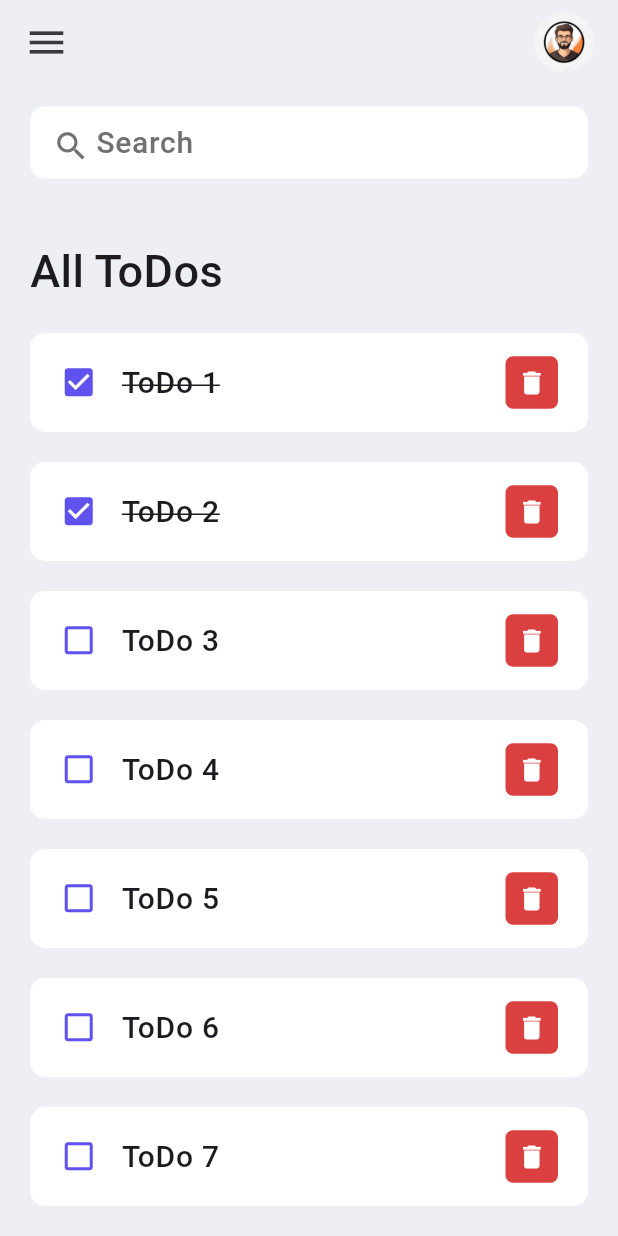
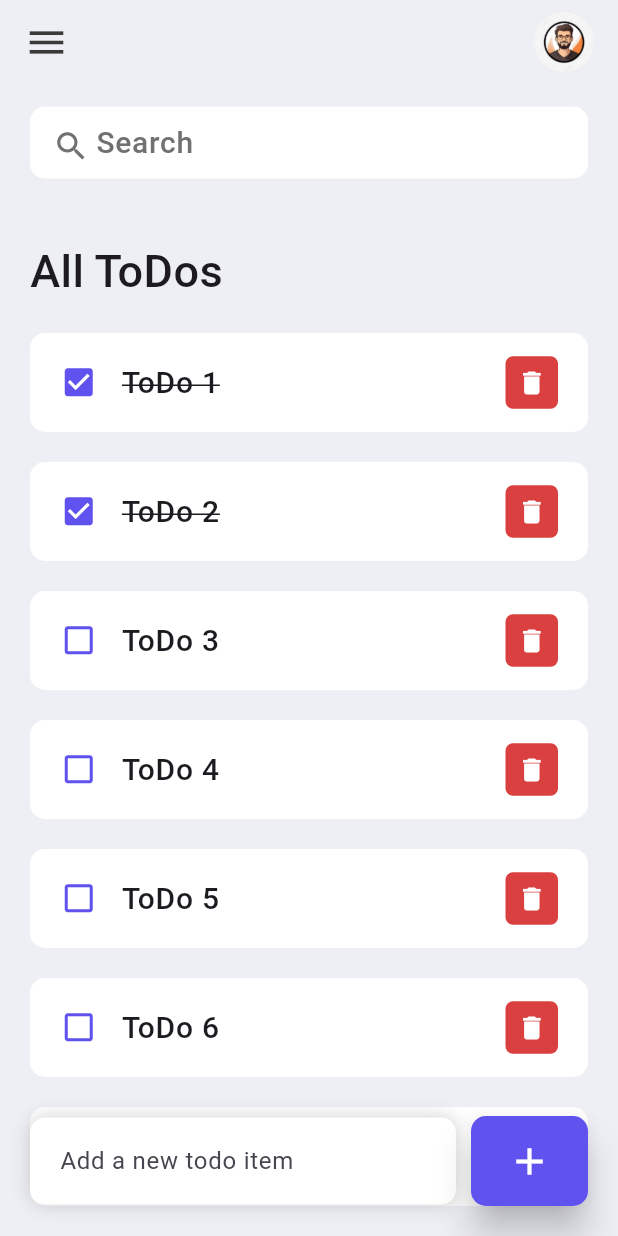
Before and after one commit to HaQuangDuy3004/todo_app, a Flutter app: the screen it shows after launch, on a phone screen of 412 x 824 dp. Run offline on Flutter 3.47's test engine with Material 3 defaults, Android fonts, the phone set to English and light mode, and no system bars.

Commit message:
create add new todo item

```diff
--- a/lib/screens/home.dart
+++ b/lib/screens/home.dart
@@ -4,8 +4,14 @@ import 'package:todo_app/widgets/todo_item.dart';
 
 import '../models/todo.dart';
 
-class Home extends StatelessWidget{
-  Home({super.key});
+class Home extends StatefulWidget{
+  const Home({super.key});
+
+  @override
+  State<Home> createState() => _HomeState();
+}
+
+class _HomeState extends State<Home> {
   final todoList = ToDo.todoList();
 
   @override
@@ -15,12 +21,16 @@ class Home extends StatelessWidget{
         backgroundColor: tdBGColor,
         appBar: _buildAppBar(),
         //Main Content
-        body: Container(
+        body: Stack(
+          children: [
+            //Main content
+            Container(
               padding: EdgeInsets.symmetric(horizontal: 20, vertical: 15),
               child: Column(
                 children: [
             // Input search
                   searchBox(),
+            //List todo
                   Expanded(
                     child: ListView(
                       children: [
@@ -28,7 +38,6 @@ class Home extends StatelessWidget{
                           margin: EdgeInsets.only(top: 40, bottom: 20),
                           child: Text("All ToDos", style: TextStyle(fontSize: 30, fontWeight: FontWeight.w500),),
                         ),
-                    //Todo_item
                         for(ToDo todo in todoList)
                           TodoItem(todo: todo),
                       ],
@@ -36,6 +45,58 @@ class Home extends StatelessWidget{
                   )
                 ],
               ),
+            ),
+            Align(
+              alignment: Alignment.bottomCenter,
+              child: Row(
+                children: [
+                  Expanded(
+                    child: Container(
+                      margin: EdgeInsets.only(bottom: 20, left: 20, right: 10),
+                      padding: EdgeInsets.symmetric(horizontal: 20, vertical: 5),
+                      decoration: BoxDecoration(
+                        color: Colors.white,
+                        boxShadow: [BoxShadow(
+                          color: Colors.grey.withValues(alpha: 0.5),
+                          //bóng sẽ được mở rộng thêm ra ngoài 2 pixel.
+                          spreadRadius: 0,
+                          //bóng sẽ có độ mờ vừa phải, nhìn tự nhiên
+                          blurRadius: 10,
+                          //x = 0: không đổ bóng sang trái hay phải.-- y = 3: đổ bóng xuống dưới 3 pixel.
+                          offset: Offset(0, 0), // changes position of shadow
+                        )],
+                        borderRadius: BorderRadius.circular(10),
+                      ),
+                      child: TextField(
+                        decoration: InputDecoration(
+                          contentPadding: EdgeInsets.all(0),
+                          border: InputBorder.none,
+                          hintText: "Add a new todo item",
+                        ),
+                      ),
+                    )
+                  ),
+                  Container(
+                    margin: EdgeInsets.only(bottom: 20,right: 20),
+                    child: ElevatedButton(
+                      onPressed: (){
+                        print("Click add todo item!");
+                      },
+                      style: ElevatedButton.styleFrom(
+                        backgroundColor: tdBlue,
+                        minimumSize: Size(60, 60),
+                        elevation: 10,
+                        shape: RoundedRectangleBorder(
+                          borderRadius: BorderRadius.circular(10),
+                        ),
+                      ),
+                      child: Icon(Icons.add, size: 30,color: Colors.white,),
+                    ),
+                  ),
+                ],
+              ),
+            )
+          ],
         ),
       )
     );
--- a/lib/widgets/todo_item.dart
+++ b/lib/widgets/todo_item.dart
@@ -13,7 +13,7 @@ class TodoItem extends StatelessWidget {
       margin: EdgeInsets.only(bottom: 20),
       child: ListTile(
         onTap: (){
-          print("Click todo iteam!");
+          ;
         },
 //Style ListTile
         shape: RoundedRectangleBorder(
```
Lines whose indentation alone changed are shown as unchanged.
